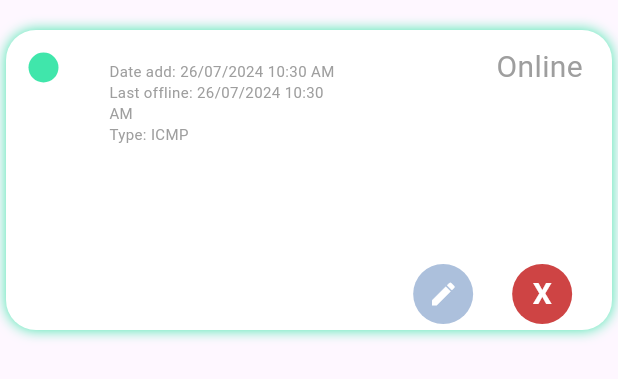
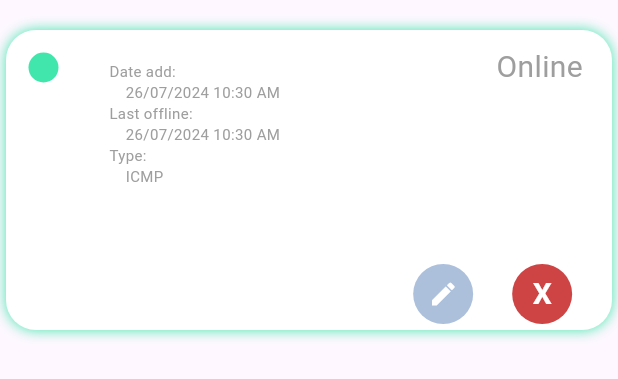
Before and after one commit to The1Re/ip_checker, a Flutter app: the CardDevice widget shown alone on an empty page, opened directly with empty values, after a tap on "Online", on a phone screen of 412 x 824 dp. Shown: the top 379 px of the screen. Run offline on Flutter 3.47's test engine with Material 3 defaults, Android fonts, the phone set to English and light mode, and no system bars; our stand-ins replace flutter_local_notifications, sqflite; missing offline and left inert: flutter_background_service, flutter_icmp_ping; accounts and stored records are empty.

```diff
--- a/lib/widgets/card/card.dart
+++ b/lib/widgets/card/card.dart
@@ -141,15 +141,15 @@ class _CardDeviceState extends State<CardDevice> {
                             crossAxisAlignment: CrossAxisAlignment.start,
                             children: [
                               Text(
-                                  "Date add: ${DateFormat('dd/MM/yyyy hh:mm a').format(widget.device.dateAdd)}",
+                                  "Date add: \n    ${DateFormat('dd/MM/yyyy hh:mm a').format(widget.device.dateAdd)}",
                                   style: const TextStyle(
                                       fontSize: 10, color: Colors.grey)),
                               Text(
-                                  "Last offline: ${DateFormat('dd/MM/yyyy hh:mm a').format(widget.device.dateAdd)}",
+                                  "Last offline: \n    ${DateFormat('dd/MM/yyyy hh:mm a').format(widget.device.dateAdd)}",
                                   style: const TextStyle(
                                       fontSize: 10, color: Colors.grey)),
                               Text(
-                                  "Type: ${widget.device.type.name.toUpperCase()}",
+                                  "Type: \n    ${widget.device.type.name.toUpperCase()}",
                                   style: const TextStyle(
                                       fontSize: 10, color: Colors.grey)),
                             ],
```
